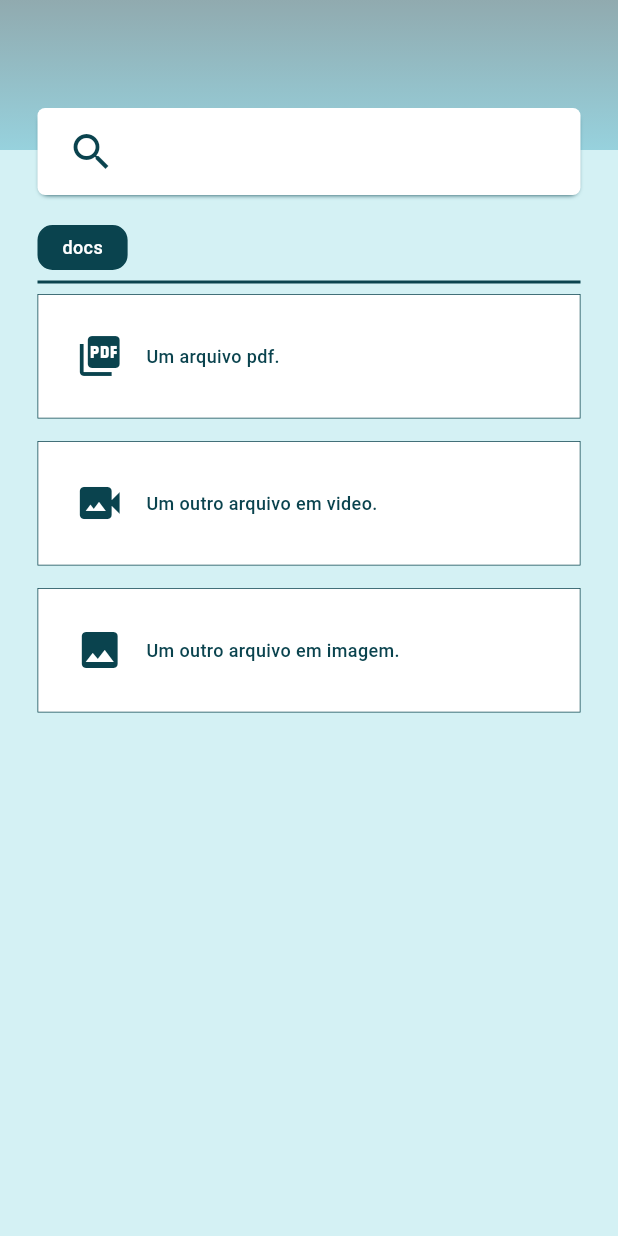
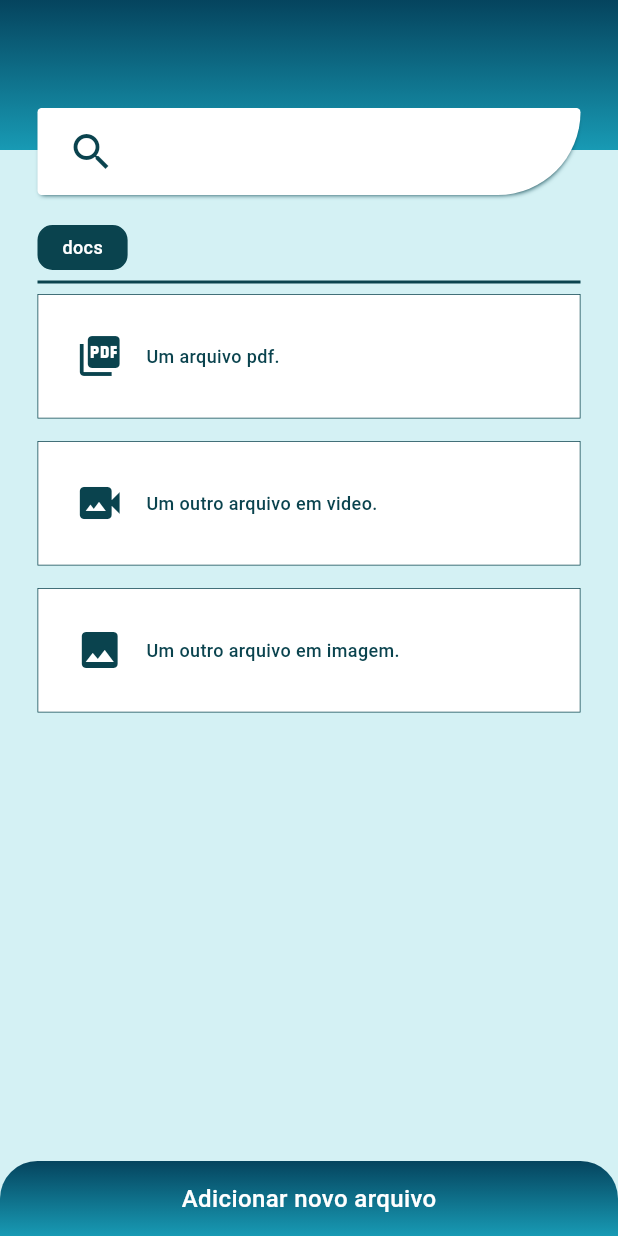
Before and after one commit to alexandrofuchs/autogen_registry_app, a Flutter app: the screen it shows after launch, on a phone screen of 412 x 824 dp. Run offline on Flutter 3.47's test engine with Material 3 defaults, Android fonts, the phone set to English and light mode, and no system bars; our stand-ins replace equatable, get_it.

Commit message:
fixed: [UI element design]

```diff
--- a/lib/core/theme/app_colors.dart
+++ b/lib/core/theme/app_colors.dart
@@ -2,8 +2,31 @@ import 'package:flutter/material.dart';
 
 abstract class AppColors {
   static Color primaryColorDark = const Color(0xff0A434E);
-  static Color primaryColor = const Color(0xff189ab4);
-  static Color primaryColorLight = const Color(0xff75e6da);
+  static Color primaryColor = const Color(0xff05445E);
+  static Color primaryColorLight = const Color(0xff189AB4);
   static Color backgroundColor = const Color(0xffd4f1f4);
   static Color secundaryColor = const Color(0xffffffff);
+
+  static Color greenDark = const Color(0xff009343);
+  static Color greenLight = const Color(0xff70FFB2);
 }
+
+abstract class AppGradients {
+  static LinearGradient primaryColors = const LinearGradient(
+    colors: [
+      Color(0xff05445E),
+      Color(0xff189AB4),
+    ],
+    begin: Alignment.topCenter,
+    end: Alignment.bottomCenter,
+  );
+
+  static LinearGradient actionColors = const LinearGradient(
+    colors: [
+      Color(0xff70FFB2),
+      Color(0xff009343),
+    ],
+    begin: Alignment.centerLeft,
+    end: Alignment.centerRight,
+  );
+}
--- a/lib/core/theme/app_theme.dart
+++ b/lib/core/theme/app_theme.dart
@@ -11,7 +11,7 @@ abstract class AppTheme {
           elevation: 1,
           toolbarHeight: 0,
         ),
-      inputDecorationTheme:  InputDecorationTheme(
+        inputDecorationTheme: InputDecorationTheme(
           hintStyle: AppTextStyles.labelStyleMedium,
         ),
         bottomAppBarTheme: BottomAppBarTheme(
@@ -36,6 +36,9 @@ abstract class AppTheme {
         dividerTheme: DividerThemeData(
           thickness: 2,
           color: AppColors.primaryColorDark,
-      )
+        ),
+        buttonTheme: ButtonThemeData(
+          buttonColor: AppColors.primaryColorDark,
+        ),
       );
 }
--- /dev/null
+++ b/lib/core/widgets/appbar/appbar_widgets.dart
@@ -0,0 +1,56 @@
+import 'package:flutter/material.dart';
+import 'package:plain_registry_app/core/theme/app_colors.dart';
+import 'package:plain_registry_app/core/widgets/searchbar/searchbar_widget.dart';
+
+mixin AppbarWidgets on SearchbarWidget {
+  Widget _backgroundWidget() => Column(
+        children: [
+          Container(
+            decoration:
+                BoxDecoration(gradient: AppGradients.primaryColors, boxShadow: [
+              BoxShadow(
+                offset: const Offset(0, 0),
+                spreadRadius: 0,
+                blurRadius: 1,
+                color: Colors.black.withAlpha(200),
+              ),
+              BoxShadow(
+                color: AppColors.secundaryColor,
+              )
+            ]),
+            height: 100,
+          ),
+          Container(
+            height: 50,
+            color: AppColors.backgroundColor,
+          )
+        ],
+      );
+
+  PreferredSize searchAppBarBottom() => PreferredSize(
+      preferredSize: const Size.fromHeight(150),
+      child: Stack(
+        alignment: Alignment.bottomCenter,
+        children: [
+          _backgroundWidget(),
+          Container(
+            decoration: BoxDecoration(
+                color: AppColors.secundaryColor,
+                borderRadius: const BorderRadius.only(
+                    topRight: Radius.circular(5),
+                    bottomLeft: Radius.circular(5),
+                    topLeft: Radius.circular(5),
+                    bottomRight: Radius.circular(100)),
+                boxShadow: [
+                  BoxShadow(
+                      color: AppColors.primaryColorDark,
+                      offset: const Offset(0, 2),
+                      blurRadius: 2,
+                      spreadRadius: -2)
+                ]),
+            margin: const EdgeInsets.only(bottom: 20, left: 25, right: 25),
+            child: searchBar(),
+          )
+        ],
+      ));
+}
--- /dev/null
+++ b/lib/core/widgets/common/common_widgets.dart
@@ -0,0 +1,106 @@
+import 'package:flutter/material.dart';
+import 'package:plain_registry_app/core/theme/app_colors.dart';
+import 'package:plain_registry_app/core/theme/app_text_styles.dart';
+
+mixin CommonWidgets {
+  Widget divider() => const Padding(
+        padding: EdgeInsets.only(left: 25, right: 25),
+        child: Divider(),
+      );
+
+  Widget item(IconData icon, String title) => Container(
+        margin: const EdgeInsets.only(left: 25, right: 25, bottom: 15),
+        decoration: BoxDecoration(
+          color: AppColors.secundaryColor,
+          border: Border.all(color: AppColors.primaryColorDark, width: 0.5),
+        ),
+        padding: const EdgeInsets.all(25),
+        child: Row(
+          mainAxisAlignment: MainAxisAlignment.start,
+          children: [
+            Icon(icon),
+            const SizedBox(width: 15),
+            Text(
+              title,
+              style: AppTextStyles.bodyStyleSmall,
+            ),
+          ],
+        ),
+      );
+
+  Widget filterBar() => Container(
+        margin: const EdgeInsets.only(left: 25, right: 25),
+        alignment: Alignment.topLeft,
+        child: Container(
+          decoration: BoxDecoration(
+            color: AppColors.primaryColorDark,
+            borderRadius: BorderRadius.circular(10),
+            border: Border.all(width: 1.5, color: AppColors.primaryColorDark),
+          ),
+          padding:
+              const EdgeInsets.only(left: 15, right: 15, top: 5, bottom: 5),
+          child: Text('docs', style: AppTextStyles.labelStyleSmall),
+        ),
+      );
+
+  Widget fieldContainer({Widget? child}) => Container(
+        decoration: BoxDecoration(
+            color: AppColors.secundaryColor,
+            borderRadius: const BorderRadius.only(
+
+                topLeft: Radius.circular(45),
+                topRight: Radius.circular(25),
+                bottomLeft: Radius.circular(25),
+                bottomRight: Radius.circular(45))),
+        margin: const EdgeInsets.all(15),
+        child: child,
+      );
+
+  Widget textField(String label, TextEditingController controller) =>
+      fieldContainer(
+        child: TextField(
+          controller: controller,
+          style: AppTextStyles.bodyStyleMedium,
+          decoration: InputDecoration(
+              border: InputBorder.none,
+              hintStyle: AppTextStyles.bodyStyleSmall,
+              hintText: label,
+              contentPadding: const EdgeInsets.all(15)),
+        ),
+      );
+
+  Widget actionButton(String label, Function() action, bool enable) => Align(
+        alignment: Alignment.centerRight,
+        child: GestureDetector(
+          onTap: enable ? action : null,
+          child: Container(
+            alignment: Alignment.centerLeft,
+            decoration: BoxDecoration(
+              boxShadow: [
+                BoxShadow(
+                  color: AppColors.greenLight,
+                  offset: const Offset(0, 2),
+                  spreadRadius: 0,
+                  blurRadius: 2,
+                )
+              ],
+              gradient: AppGradients.actionColors,
+              borderRadius: const BorderRadius.only(
+                  topLeft: Radius.circular(10),
+                  bottomLeft: Radius.circular(10)),
+            ),
+            padding: const EdgeInsets.only(left: 15),
+            width: 150,
+            height: 50,
+            child: Text(
+              label,
+              style: AppTextStyles.labelStyleLarge.copyWith(
+                  color: enable
+                      ? AppColors.secundaryColor
+                      : AppColors.primaryColorDark),
+              textAlign: TextAlign.center,
+            ),
+          ),
+        ),
+      );
+}
--- /dev/null
+++ b/lib/core/widgets/searchbar/searchbar_widget.dart
@@ -0,0 +1,31 @@
+import 'package:flutter/material.dart';
+import 'package:plain_registry_app/core/theme/app_colors.dart';
+
+mixin SearchbarWidget {
+  Widget searchBar() => Padding(
+
+        padding: const EdgeInsets.all(5),
+        child: Row(
+          children: [
+            const Padding(
+              padding: EdgeInsets.only(left: 15, right: 15),
+              child: Icon(Icons.search),
+            ),
+            Expanded(
+              child: TextField(
+                cursorColor: AppColors.primaryColorDark,
+                decoration: InputDecoration(
+                    border: InputBorder.none,
+                    hintText: 'search',
+                    labelStyle: TextStyle(
+                      backgroundColor: AppColors.primaryColorDark,
+                    )),
+                style: TextStyle(
+                    decorationColor: AppColors.primaryColorDark,
+                    color: AppColors.primaryColorDark),
+              ),
+            ),
+          ],
+        ),
+      );
+}
--- a/lib/workflow/home/presenter/registries_page.dart
+++ b/lib/workflow/home/presenter/registries_page.dart
@@ -1,6 +1,8 @@
 import 'package:flutter/material.dart';
-import 'package:plain_registry_app/core/theme/app_colors.dart';
-import 'package:plain_registry_app/core/theme/app_text_styles.dart';
+import 'package:plain_registry_app/core/widgets/appbar/appbar_widgets.dart';
+import 'package:plain_registry_app/core/widgets/searchbar/searchbar_widget.dart';
+import 'package:plain_registry_app/core/widgets/common/common_widgets.dart';
+import 'package:plain_registry_app/workflow/home/presenter/widgets/new_registry_widget.dart';
 
 class RegistriesPage extends StatefulWidget {
   const RegistriesPage({super.key});
@@ -9,139 +11,36 @@ class RegistriesPage extends StatefulWidget {
   State<StatefulWidget> createState() => _RegistriesPageState();
 }
 
-class _RegistriesPageState extends State<RegistriesPage> {
-  get child => null;
+class _RegistriesPageState extends State<RegistriesPage>
+    with SearchbarWidget, AppbarWidgets, CommonWidgets, NewRegistryWidget {
+  @override
+  void initState() {
+    selectedFileType = ValueNotifier(0);
+    super.initState();
+  }
 
-  Widget backgroundWidget() => Column(
-        children: [
-          Container(
-            decoration: BoxDecoration(
-                gradient: LinearGradient(
-                  colors: [
-                    AppColors.primaryColorDark.withAlpha(115),
-                    AppColors.primaryColor.withAlpha(115),
-                  ],
-                  begin: Alignment.topCenter,
-                  end: Alignment.bottomCenter,
-                ),
-                boxShadow: [
-                  BoxShadow(
-                    offset: const Offset(0, 0),
-                    spreadRadius: 0,
-                    blurRadius: 1,
-                    color: Colors.black.withAlpha(200),
-                  ),
-                  BoxShadow(
-                    color: AppColors.secundaryColor,
-                  )
-                ]),
-            height: 100,
-          ),
-          Container(
-            height: 50,
-            color: AppColors.backgroundColor,
-          )
-        ],
+  @override
+  dispose() {
+    selectedFileType.dispose();
+    super.dispose();
+  }
+
+  Widget footer() => GestureDetector(
+        onTap: () {
+          openNewRegistry(context);
+        },
+        child: addNewFileButtomHeader(),
       );
-
-
-  Widget searchBar() =>
-    Padding(
-        padding: const EdgeInsets.all(5),
-        child: Row(
-          children: [
-            const Padding(
-              padding: EdgeInsets.only(left: 15, right: 15),
-              child: Icon(Icons.search),
-            ),
-            Expanded(
-              child: TextField(
-                cursorColor: AppColors.primaryColorDark,
-                decoration: InputDecoration(
-                    border: InputBorder.none,
-                    hintText: 'search',
-                    labelStyle: TextStyle(
-                      backgroundColor: AppColors.primaryColorDark,
-                    )),
-                style: TextStyle(
-                    decorationColor: AppColors.primaryColorDark,
-                    color: AppColors.primaryColorDark),
-              ),
-            ),
-          ],
-        ),
-      );
-
-
-  PreferredSize appBarBottom() => PreferredSize(
-      preferredSize: const Size.fromHeight(150),
-      child: Stack(
-        alignment: Alignment.bottomCenter,
-        children: [
-          backgroundWidget(),
-          Container(
-            decoration: BoxDecoration(
-              color: AppColors.secundaryColor,
-             borderRadius: BorderRadius.circular(5),
-             boxShadow: [
-              BoxShadow(
-                color: AppColors.primaryColorDark,
-                offset: const Offset(0, 2),
-                blurRadius: 2,
-                spreadRadius: -2
-              )
-             ]
-            ),
-            margin: const EdgeInsets.only(bottom: 20, left: 25, right: 25),
-            child: searchBar(),
-          )
-        ],
-      ));
-
-  Widget divider() =>
-    const Padding(
-            padding: EdgeInsets.only(left: 25, right: 25),
-            child: Divider(),
-          );
-
-  Widget item(IconData icon, String title) =>
-    Container(
-            margin: const EdgeInsets.only(left: 25, right: 25, bottom: 15),
-            decoration: BoxDecoration(
-              color: AppColors.secundaryColor,
-              border: Border.all(color: AppColors.primaryColorDark, width: 0.5),
-            ),
-            padding: const EdgeInsets.all(25),
-            child: Row(
-              mainAxisAlignment: MainAxisAlignment.start,
-              children: [
-              Icon(icon),
-              const SizedBox(width: 15),
-              Text(title, style: AppTextStyles.bodyStyleSmall,),
-            ],),
-          );
-
-  Widget filterBar() =>
-    Container(
-      margin: const EdgeInsets.only(left: 25, right: 25),
-      alignment: Alignment.topLeft,
-      child: Container(
-        decoration: BoxDecoration(
-          color: AppColors.primaryColorDark,
-          borderRadius: BorderRadius.circular(10),
-          border: Border.all(width: 1.5, color: AppColors.primaryColorDark),
-        ),
-        padding: const EdgeInsets.only(left: 15, right: 15, top: 5, bottom: 5),
-        child: Text('docs', style: AppTextStyles.labelStyleSmall),
-      ),
-    );
 
   @override
   Widget build(BuildContext context) {
     return Scaffold(
       appBar: AppBar(
-        bottom: appBarBottom(),
+        bottom: searchAppBarBottom(),
       ),
+      persistentFooterAlignment: AlignmentDirectional.bottomCenter,
+      floatingActionButtonLocation: FloatingActionButtonLocation.centerDocked,
+      floatingActionButton: footer(),
       body: Column(
         children: [
           filterBar(),
--- /dev/null
+++ b/lib/workflow/home/presenter/widgets/new_registry_widget.dart
@@ -0,0 +1,96 @@
+import 'package:flutter/material.dart';
+import 'package:plain_registry_app/core/theme/app_colors.dart';
+import 'package:plain_registry_app/core/theme/app_text_styles.dart';
+import 'package:plain_registry_app/core/widgets/common/common_widgets.dart';
+
+mixin NewRegistryWidget on CommonWidgets {
+
+  final _options = [
+    'Selecione o tipo do arquivo',
+    'Um',
+    'Dois',
+    'Tres',
+  ];
+
+  late ValueNotifier<int> selectedFileType;
+
+
+
+  Widget addNewFileButtomHeader() => Container(
+        decoration: BoxDecoration(
+          gradient: AppGradients.primaryColors,
+          borderRadius: const BorderRadius.only(
+              topLeft: Radius.circular(25), topRight: Radius.circular(25)),
+          color: AppColors.primaryColor,
+        ),
+        height: 50,
+        alignment: Alignment.center,
+        child: Text(
+          'Adicionar novo arquivo',
+          style: AppTextStyles.labelStyleLarge,
+        ),
+      );
+
+  Widget selectFields(
+          List<String> options, ValueNotifier<int> selectedFileType) =>
+      fieldContainer(
+          child: ValueListenableBuilder(
+              valueListenable: selectedFileType,
+              builder: (context, value, child) => DropdownButton<int>(
+                    padding: const EdgeInsets.only(
+                        left: 15, right: 15, top: 5, bottom: 05),
+                    elevation: 1,
+                    alignment: Alignment.centerRight,
+                    isExpanded: true,
+                    value: selectedFileType.value,
+                    style: AppTextStyles.bodyStyleSmall,
+                    items: options
+                        .map<DropdownMenuItem<int>>((e) => DropdownMenuItem(
+                              value: options.indexOf(e),
+                              child: Text(e),
+                            ))
+                        .toList(),
+                    onChanged: (value) {
+                      if (value == null) return;
+                      selectedFileType.value = value;
+                    },
+                  )));
+
+  Future<T?> openNewRegistry<T>(BuildContext context) async =>
+      await showAdaptiveDialog<T>(
+          context: context,
+          builder: (context) => Scaffold(
+                resizeToAvoidBottomInset: true,
+                persistentFooterAlignment: AlignmentDirectional.bottomCenter,
+                backgroundColor: Colors.transparent,
+                body: Container(
+                  margin: const EdgeInsets.only(top: 150),
+                  decoration: BoxDecoration(
+                    gradient: AppGradients.primaryColors,
+                    borderRadius: const BorderRadius.only(topLeft: Radius.circular(25), topRight: Radius.circular(25))
+                  ),
+                  child: Column(
+                    children: [
+                      GestureDetector(
+                          onTap: () {
+                            Navigator.of(context).pop();
+                          },
+                          child: addNewFileButtomHeader()),
+                      Expanded(
+                        child: ListView(
+                          shrinkWrap: true,
+                          children: [
+
+                            textField(
+                                'um arquivo pdf', TextEditingController()),
+                            selectFields(_options, selectedFileType),
+                            const SizedBox(height: 15),
+                            actionButton('AVANÇAR', () {}, false)
+                          ],
+                        ),
+                      ),
+                    ],
+                  ),
+                ),
+              ));
+}
--- a/pubspec.yaml
+++ b/pubspec.yaml
@@ -15,6 +15,7 @@ dependencies:
   cupertino_icons: ^1.0.8
   get_it: ^8.0.3
   equatable: ^2.0.7
+  sqflite: ^2.4.1
 
 dev_dependencies:
   flutter_test:
```
Also changed, not shown: 2 other files. Lines whose indentation alone changed are shown as unchanged.
